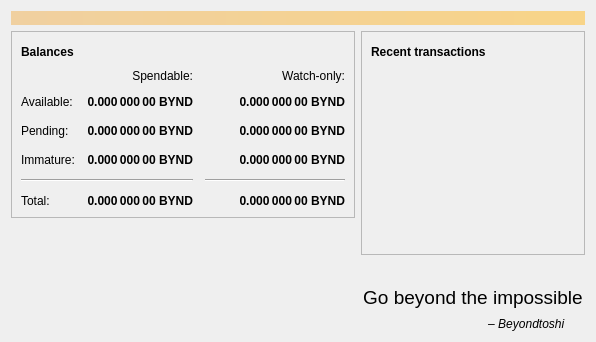
Before: the Qt Designer form src/qt/forms/overviewpage.ui in odeonus/beyondcoin-BYND, drawn with Qt 5.
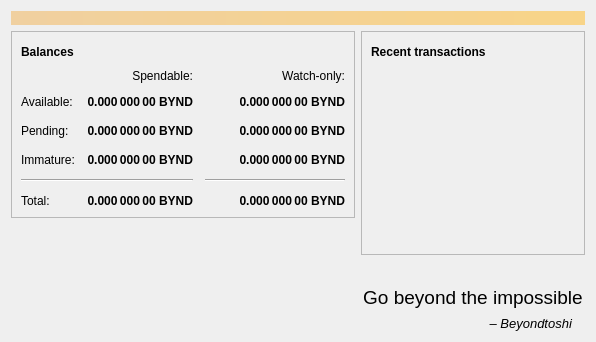
After: the same form once the commit is applied. Icons and pictures are not drawn.

Commit message: Fix quote position

What changed in the file:
```diff
--- a/src/qt/forms/overviewpage.ui
+++ b/src/qt/forms/overviewpage.ui
@@ -586,6 +586,7 @@
          </property>
          <property name="font">
           <font>
+           <pointsize>10</pointsize>
            <italic>true</italic>
           </font>
          </property>
```
